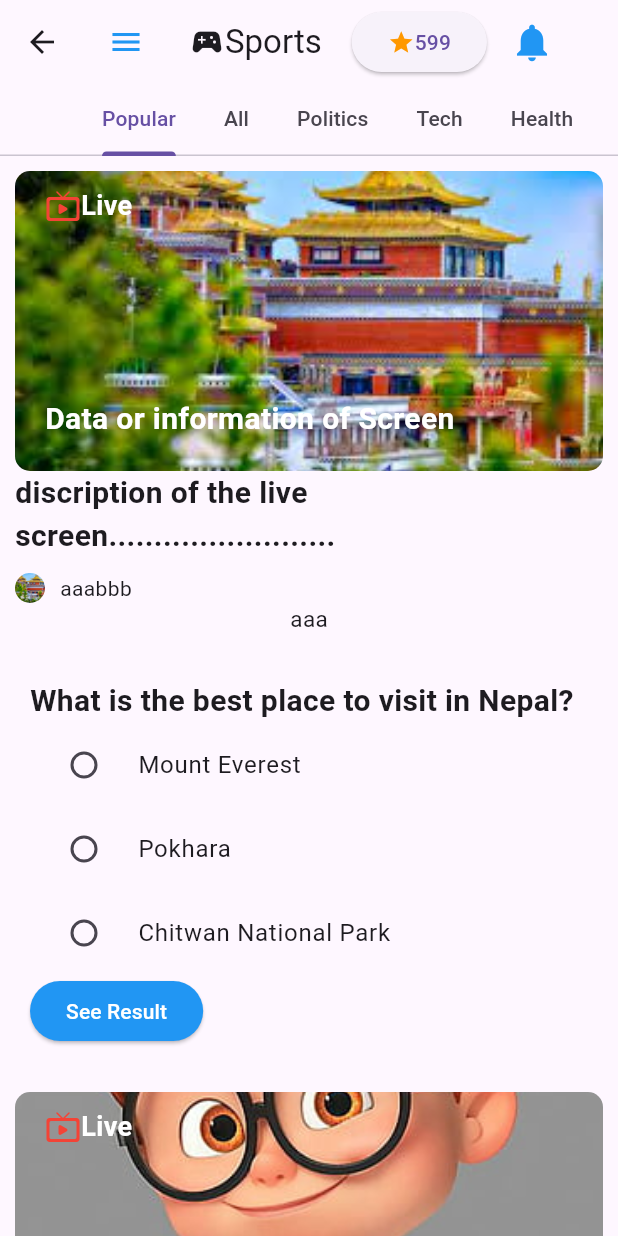
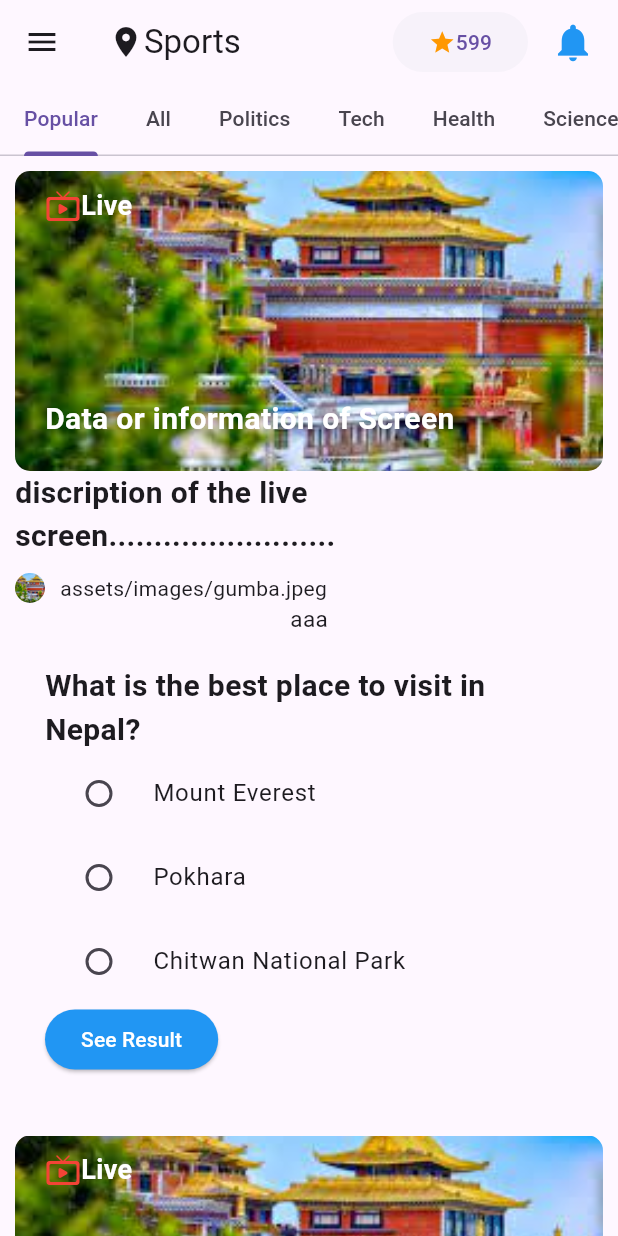
Before and after one commit to alishghemosu/News-App, a Flutter app: the SportPage screen opened directly, on a phone screen of 412 x 824 dp. Run offline on Flutter 3.47's test engine with Material 3 defaults, Android fonts, the phone set to English and light mode, and no system bars.

Commit message:
code refactor and data transfer to new screen

```diff
--- a/lib/screen/gumba_screen.dart
+++ b/lib/screen/gumba_screen.dart
@@ -1,7 +1,9 @@
 import 'package:flutter/material.dart';
+import 'package:news_app/screen/sports_page.dart';
 
 class GumbaPage extends StatefulWidget {
-  const GumbaPage({super.key});
+  const GumbaPage({super.key, this.argumentData});
+  final NewsItemData? argumentData;
 
   @override
   State<GumbaPage> createState() => _GumbaPageState();
@@ -10,6 +12,8 @@ class GumbaPage extends StatefulWidget {
 class _GumbaPageState extends State<GumbaPage> {
   @override
   Widget build(BuildContext context) {
+    NewsItemData newsData =
+        ModalRoute.of(context)?.settings.arguments as NewsItemData;
     return Scaffold(
       appBar: AppBar(
         actions: [
@@ -69,17 +73,17 @@ class _GumbaPageState extends State<GumbaPage> {
               const SizedBox(height: 10),
               Container(
                 margin: const EdgeInsets.all(10),
-                child: const Column(
+                child: Column(
                   crossAxisAlignment: CrossAxisAlignment.start,
                   children: [
                     Text(
-                      'Gumba ..............',
-                      style: TextStyle(
+                      newsData.topic ?? "",
+                      style: const TextStyle(
                         fontSize: 40,
                         fontWeight: FontWeight.bold,
                       ),
                     ),
-                    Text(
+                    const Text(
                       'Destination Nepal',
                       style: TextStyle(
                         fontSize: 20,
@@ -92,7 +96,8 @@ class _GumbaPageState extends State<GumbaPage> {
               ClipRRect(
                 borderRadius: BorderRadius.circular(50),
                 child: Image.asset(
-                  "assets/images/gumba.jpeg",
+                  // widget.argumentData?.fullImage ?? "", // constructor data
+                  newsData.fullImage ?? "", // arugment data
                   height: 290,
                   fit: BoxFit.cover,
                 ),
--- a/lib/screen/sign_up.dart
+++ b/lib/screen/sign_up.dart
@@ -7,7 +7,7 @@ class SignUpPage extends StatelessWidget {
   Widget build(BuildContext context) {
     return Scaffold(
       appBar: AppBar(
-        title: const Text("testing"),
+        title: const Icon(Icons.dark_mode),
       ),
       body: const Column(
         children: [
--- a/lib/screen/sports_page.dart
+++ b/lib/screen/sports_page.dart
@@ -1,7 +1,6 @@
 import 'package:flutter/material.dart';
 import 'package:news_app/screen/gumba_screen.dart';
-import 'package:news_app/widget/live_screen.dart';
-import 'package:news_app/widget/multiple_choice_question.dart';
+import 'package:news_app/widget/new_item_widget.dart';
 
 class SportPage extends StatefulWidget {
   const SportPage({Key? key}) : super(key: key);
@@ -11,21 +10,47 @@ class SportPage extends StatefulWidget {
 }
 
 class _SportPageState extends State<SportPage> {
-  // String? selectedAnswer;
+  List newsDataList = [
+    NewsItemData(
+      fullImage: 'assets/images/gumba.jpeg',
+      liveText: 'Live ',
+      imageDescription: 'Data or information of Screen ',
+      topic: 'discription of the live screen.........................',
+      topicDiscription: 'aaa',
+      authourImage: 'assets/images/gumba.jpeg',
+      authourName: "aaabbb",
+    ),
+    NewsItemData(
+      fullImage: 'assets/images/gumba.jpeg',
+      liveText: 'Live ',
+      imageDescription: 'Data or information of Screen ',
+      topic: 'discription of the live screen.........................',
+      topicDiscription: 'aaa',
+      authourImage: 'assets/images/gumba.jpeg',
+      authourName: "aaabbb",
+    ),
+    NewsItemData(
+      fullImage: 'assets/images/gumba.jpeg',
+      liveText: 'Live ',
+      imageDescription: 'Data or information of Screen ',
+      topic: 'discription of the live screen.........................',
+      topicDiscription: 'aaa',
+      authourImage: 'assets/images/gumba.jpeg',
+      authourName: "aaabbb",
+    ),
+  ];
   @override
   Widget build(BuildContext context) {
     return DefaultTabController(
       length: 7,
       child: Scaffold(
+        drawer: const Drawer(),
         appBar: AppBar(
-          title: Row(
-            children: [
-              const Icon(Icons.menu, color: Colors.blue),
-              const SizedBox(width: 30),
-              const Icon(Icons.sports_esports),
-              const Text("Sports"),
-              const SizedBox(width: 20),
+          actions: [
             ElevatedButton(
+              style: ButtonStyle(
+                elevation: MaterialStateProperty.all(0),
+              ),
               onPressed: () {},
               child: const Row(
                 children: [
@@ -40,10 +65,17 @@ class _SportPageState extends State<SportPage> {
               color: Colors.blue,
               size: 30,
             ),
+            const SizedBox(width: 15),
+          ],
+          title: const Row(
+            children: [
+              Icon(Icons.location_on),
+              Text("Sports"),
             ],
           ),
           bottom: const TabBar(
             isScrollable: true,
+            tabAlignment: TabAlignment.start,
             tabs: [
               Tab(text: 'Popular'),
               Tab(text: 'All'),
@@ -57,61 +89,110 @@ class _SportPageState extends State<SportPage> {
         ),
         body: TabBarView(
           children: [
-            SingleChildScrollView(
-              child: Column(
-                children: [
-                  LiveScreen(
-                    fullImage: 'assets/images/gumba.jpeg',
-                    liveText: 'Live ',
-                    imageDescription: 'Data or information of Screen ',
-                    topic:
-                        'discription of the live screen.........................',
-                    topicDiscription: 'aaa',
-                    authourImage: 'assets/images/gumba.jpeg',
-                    authourName: "aaabbb",
+            ListView.builder(
+              itemCount: newsDataList.length,
+              itemBuilder: (context, index) => NewItemWidget(
+                isMultiChoiceAvailable: index == 0 ? true : false,
                 onPressed: () {
                   Navigator.push(
                     context,
                     MaterialPageRoute(
-                            builder: (context) => const GumbaPage()),
+                      builder: (context) => const GumbaPage(
+                          // argumentData: newsData[0],
+                          ),
+                      settings: RouteSettings(
+                        arguments: newsDataList[0],
+                      ),
+                    ),
                   );
                 },
-                  ),
-                  const MultiChoice(),
-                  LiveScreen(
-                    fullImage: 'assets/images/cartoon.jpg',
-                    liveText: 'Live ',
-                    imageDescription: 'Data or information of Screen ',
-                    topic:
-                        'discription of the live screen.........................',
-                    topicDiscription: 'aaa',
-                    authourImage: 'assets/images/gumba.jpeg',
-                    authourName: "aaabbb",
-                    onPressed: () => (),
-                  ),
-                  LiveScreen(
-                    fullImage: 'assets/images/imp_ai.png',
-                    liveText: 'Live ',
-                    imageDescription: 'Data or information of Screen ',
-                    topic:
-                        'discription of the live screen.........................',
-                    topicDiscription: 'aaa',
-                    authourImage: 'assets/images/gumba.jpeg',
-                    authourName: "aaabbb",
-                    onPressed: () => (),
-                  ),
-                ],
+                itemData: newsDataList[index],
               ),
             ),
-            const Text('data'),
-            const Text('data'),
-            const Text('data'),
-            const Text('data'),
-            const Text('data'),
-            const Text('data'),
+            // SingleChildScrollView(
+            //   child: Padding(
+            //     padding: const EdgeInsets.all(18.0),
+            //     child: Column(
+            //       children: [
+            //         NewItemWidget(
+            //           fullImage: 'assets/images/gumba.jpeg',
+            //           liveText: 'Live ',
+            //           imageDescription: 'Data or information of Screen ',
+            //           topic:
+            //               'discription of the live screen.........................',
+            //           topicDiscription: 'aaa',
+            //           authourImage: 'assets/images/gumba.jpeg',
+            //           authourName: "aaabbb",
+            //           onPressed: () {
+            //             Navigator.push(
+            //               context,
+            //               MaterialPageRoute(
+            //                 builder: (context) => const GumbaPage(
+            //                     // argumentData: newsData[0],
+            //                     ),
+            //                 settings: RouteSettings(
+            //                   arguments: newsData[0],
+            //                 ),
+            //               ),
+            //             );
+            //           },
+            //         ),
+            //         // const MultiChoice(),
+            //         NewItemWidget(
+            //           fullImage: 'assets/images/cartoon.jpg',
+            //           liveText: 'Live ',
+            //           imageDescription: 'Data or information of Screen ',
+            //           topic:
+            //               'discription of the live screen.........................',
+            //           topicDiscription: 'aaa',
+            //           authourImage: 'assets/images/gumba.jpeg',
+            //           authourName: "aaabbb",
+            //           onPressed: () => (),
+            //         ),
+            //         NewItemWidget(
+            //           fullImage: 'assets/images/imp_ai.png',
+            //           liveText: 'Live ',
+            //           imageDescription: 'Data or information of Screen ',
+            //           topic:
+            //               'discription of the live screen.........................',
+            //           topicDiscription: 'aaa',
+            //           authourImage: 'assets/images/gumba.jpeg',
+            //           authourName: "aaabbb",
+            //           onPressed: () => (),
+            //         ),
+            //       ],
+            //     ),
+            //   ),
+            // ),
+            const Text("data"),
+            const Text("data"),
+            const Text("data"),
+            const Text("data"),
+            const Text("data"),
+            const Text("data"),
           ],
         ),
       ),
     );
   }
 }
+
+class NewsItemData {
+  String? fullImage;
+  String? liveText;
+  String? imageDescription;
+  String? topic;
+  String? topicDiscription;
+  String? authourImage;
+  String? authourName;
+
+  NewsItemData({
+    this.fullImage,
+    this.liveText,
+    this.imageDescription,
+    this.topic,
+    this.topicDiscription,
+    this.authourImage,
+    this.authourName,
+  });
+}
--- a/lib/widget/live_screen.dart
+++ b/lib/widget/new_item_widget.dart
@@ -1,25 +1,17 @@
 import 'package:flutter/material.dart';
+import 'package:news_app/screen/sports_page.dart';
+import 'package:news_app/widget/multiple_choice_question.dart';
 
-class LiveScreen extends StatelessWidget {
-  final String fullImage;
-  final String liveText;
-  final String imageDescription;
+class NewItemWidget extends StatelessWidget {
+  final NewsItemData itemData;
   final VoidCallback onPressed;
-  final String topic;
-  final String? topicDiscription;
-  final String? authourImage;
-  final String? authourName;
+  final bool isMultiChoiceAvailable;
 
-  const LiveScreen(
-      {required this.fullImage,
-      required this.liveText,
-      required this.imageDescription,
-      required this.onPressed,
-      required this.topic,
-      this.topicDiscription,
-      this.authourImage,
-      this.authourName,
-      Key? key})
+  const NewItemWidget(
+      {required this.onPressed,
+      required this.itemData,
+      Key? key,
+      required this.isMultiChoiceAvailable})
       : super(key: key);
 
   @override
@@ -35,7 +27,7 @@ class LiveScreen extends StatelessWidget {
                 ClipRRect(
                   borderRadius: BorderRadius.circular(10),
                   child: Image.asset(
-                    fullImage,
+                    itemData.fullImage ?? "",
                     height: 200,
                     width: double.infinity,
                     fit: BoxFit.cover,
@@ -51,7 +43,7 @@ class LiveScreen extends StatelessWidget {
                         color: Colors.red,
                       ),
                       Text(
-                        liveText,
+                        itemData.liveText ?? '',
                         style: const TextStyle(
                           fontSize: 18,
                           fontWeight: FontWeight.bold,
@@ -65,7 +57,7 @@ class LiveScreen extends StatelessWidget {
                   bottom: 20,
                   left: 20,
                   child: Text(
-                    imageDescription,
+                    itemData.imageDescription ?? '',
                     style: const TextStyle(
                       color: Colors.white,
                       fontSize: 20,
@@ -76,7 +68,7 @@ class LiveScreen extends StatelessWidget {
               ],
             ),
             Text(
-              topic,
+              itemData.topic ?? "",
               style: const TextStyle(fontWeight: FontWeight.bold, fontSize: 20),
             ),
             const SizedBox(
@@ -87,20 +79,21 @@ class LiveScreen extends StatelessWidget {
                 ClipRRect(
                   borderRadius: BorderRadius.circular(10),
                   child: Image.asset(
-                    authourImage!,
+                    itemData.authourImage ?? '',
                     height: 20,
                     width: 20,
                     fit: BoxFit.cover,
                   ),
                 ),
                 const SizedBox(width: 10),
-                Text(authourName!),
+                Text(itemData.authourImage ?? ""),
               ],
             ),
             Text(
-              topicDiscription!,
+              itemData.topicDiscription ?? '',
               style: const TextStyle(fontSize: 15),
             ),
+            if (isMultiChoiceAvailable) const MultiChoice(),
           ],
         ),
       ),
```
Lines whose indentation alone changed are shown as unchanged.
